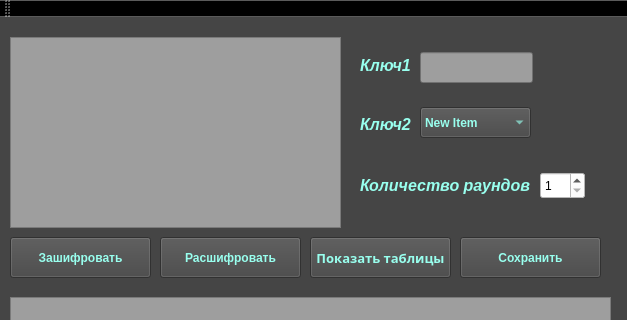
Dimple250/feistel-cipher, file Feistel_cipher/mainwindow.ui: the form before one commit; both pictures show x 0 to 627 and y 0 to 320 of the 627 by 571 pixel window.
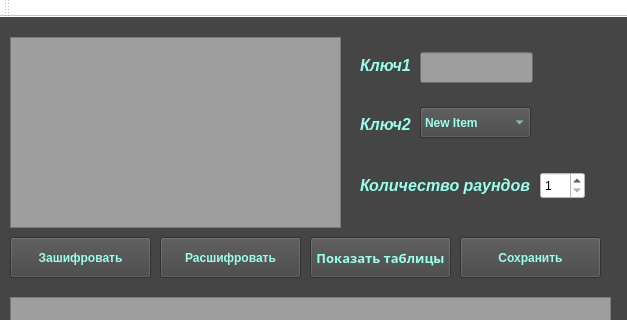
The form after the commit.

The edit to the form file:
```diff
--- a/Feistel_cipher/mainwindow.ui
+++ b/Feistel_cipher/mainwindow.ui
@@ -302,6 +302,18 @@
     </property>
    </widget>
   </widget>
+  <widget class="QToolBar" name="mainToolBar">
+   <property name="styleSheet">
+    <string notr="true">background-color: rgb(255, 255, 255);</string>
+   </property>
+   <attribute name="toolBarArea">
+    <enum>TopToolBarArea</enum>
+   </attribute>
+   <attribute name="toolBarBreak">
+    <bool>true</bool>
+   </attribute>
+  </widget>
+  <widget class="QStatusBar" name="statusBar"/>
   <widget class="QMenuBar" name="menuBar">
    <property name="geometry">
     <rect>
@@ -312,19 +324,6 @@
     </rect>
    </property>
   </widget>
-  <widget class="QToolBar" name="mainToolBar">
-   <property name="styleSheet">
-    <string notr="true">background-color: rgb(255, 255, 255);
-background-color: qlineargradient(spread:pad, x1:0, y1:0, x2:0, y2:1, stop:0 rgba(0, 0, 0, 255), stop:0.33 rgba(0, 0, 0, 255), stop:0.34 rgba(255, 30, 30, 255), stop:0.66 rgba(255, 0, 0, 255), stop:0.67 rgba(255, 255, 0, 255), stop:1 rgba(255, 255, 0, 255));</string>
-   </property>
-   <attribute name="toolBarArea">
-    <enum>TopToolBarArea</enum>
-   </attribute>
-   <attribute name="toolBarBreak">
-    <bool>false</bool>
-   </attribute>
-  </widget>
-  <widget class="QStatusBar" name="statusBar"/>
  </widget>
  <layoutdefault spacing="6" margin="11"/>
  <resources/>
```
Left out of the diff: 3 changed lines with no effect on the pictures.
